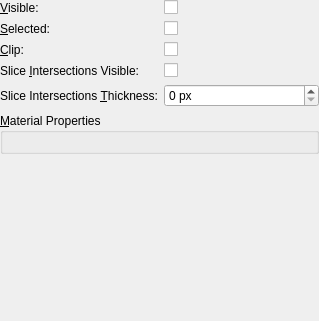
This is Libs/MRML/Widgets/Resources/UI/qMRMLDisplayNodeWidget.ui in Slicer/SlicerGitSVNArchive as Qt 5 draws it before an edit. The edited form follows.
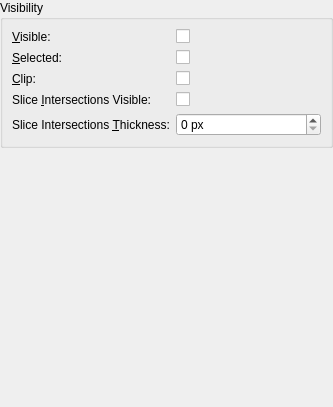
This is the edited form. Custom widgets are drawn as their Qt base class.

Commit message:
ENH: Add vtkProperty properties to display node
Issue #2946

Diff of the .ui file:
```diff
--- a/Libs/MRML/Widgets/Resources/UI/qMRMLDisplayNodeWidget.ui
+++ b/Libs/MRML/Widgets/Resources/UI/qMRMLDisplayNodeWidget.ui
@@ -6,20 +6,23 @@
    <rect>
     <x>0</x>
     <y>0</y>
-    <width>319</width>
-    <height>321</height>
+    <width>333</width>
+    <height>407</height>
    </rect>
   </property>
   <property name="windowTitle">
    <string>Display Node</string>
   </property>
   <layout class="QFormLayout" name="formLayout">
-   <property name="labelAlignment">
-    <set>Qt::AlignLeading|Qt::AlignLeft|Qt::AlignVCenter</set>
-   </property>
    <property name="margin">
     <number>0</number>
    </property>
+   <item row="0" column="0" colspan="2">
+    <widget class="ctkCollapsibleGroupBox" name="CollapsibleGroupBox">
+     <property name="title">
+      <string>Visibility</string>
+     </property>
+     <layout class="QFormLayout" name="formLayout_2">
    <item row="0" column="0">
     <widget class="QLabel" name="VisibilityLabel">
      <property name="text">
@@ -114,32 +117,23 @@
      </property>
     </widget>
    </item>
-   <item row="5" column="0" colspan="2">
-    <widget class="ctkCollapsibleGroupBox" name="CollapsibleGroupBox">
-     <property name="title">
-      <string>&amp;Material Properties</string>
-     </property>
-     <layout class="QVBoxLayout" name="verticalLayout">
-      <item>
-       <widget class="ctkMaterialPropertyWidget" name="MaterialPropertyWidget"/>
-      </item>
      </layout>
     </widget>
    </item>
   </layout>
  </widget>
  <customwidgets>
+  <customwidget>
+   <class>ctkVTKPropertyWidget</class>
+   <extends>QWidget</extends>
+   <header>ctkVTKPropertyWidget.h</header>
+  </customwidget>
   <customwidget>
    <class>ctkCollapsibleGroupBox</class>
    <extends>QGroupBox</extends>
    <header>ctkCollapsibleGroupBox.h</header>
    <container>1</container>
   </customwidget>
-  <customwidget>
-   <class>ctkMaterialPropertyWidget</class>
-   <extends>QWidget</extends>
-   <header>ctkMaterialPropertyWidget.h</header>
-  </customwidget>
  </customwidgets>
  <resources/>
  <connections/>
```
Left out of the diff: 9 changed lines with no effect on the pictures. Lines whose indentation alone changed are shown as unchanged. The commit also changes 9 other files.
